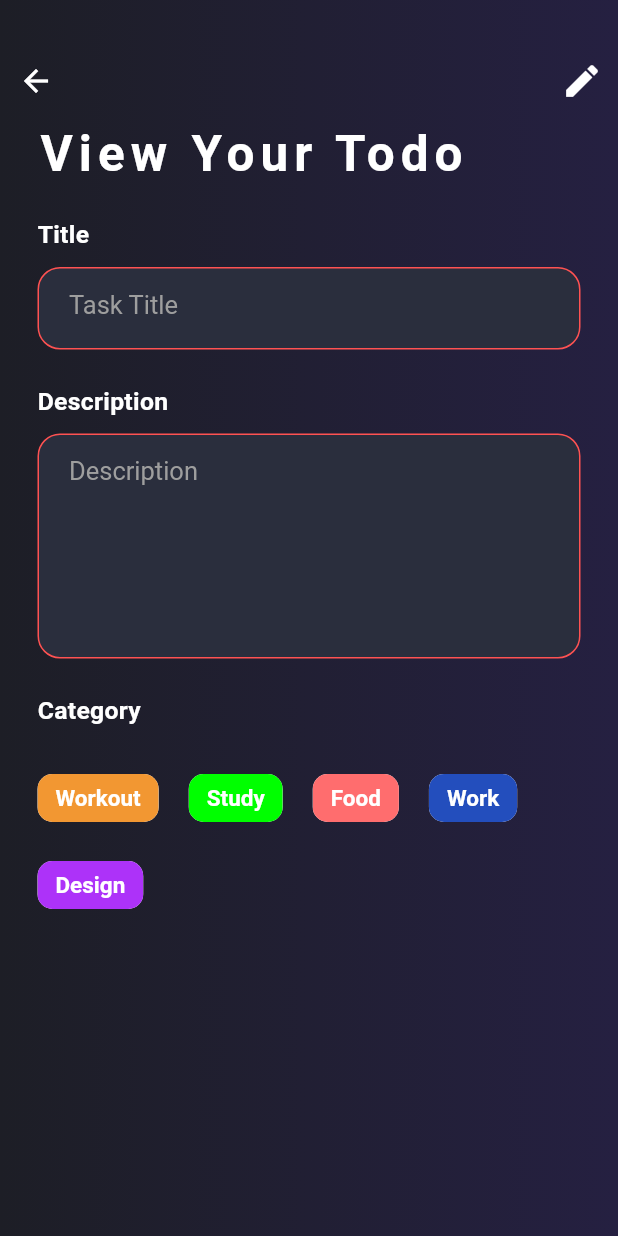
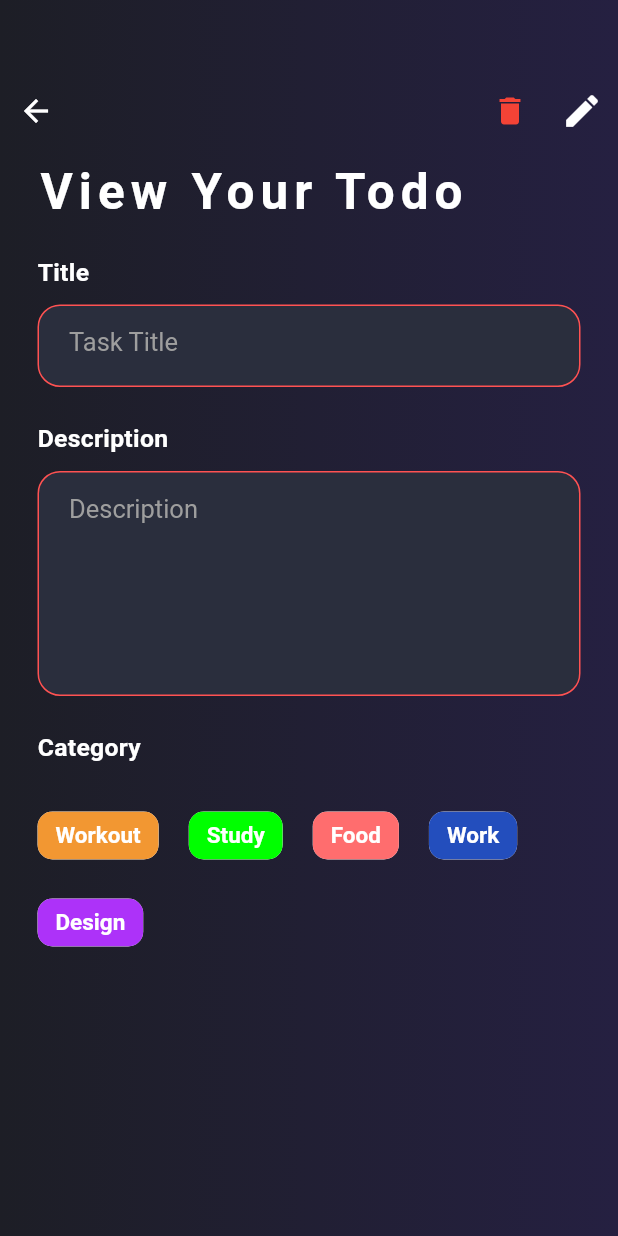
Before and after one commit to CPAD4Y2023/CPAD4Y2023Team08, a Flutter app: the ViewData screen opened directly with empty values, on a phone screen of 412 x 824 dp. Run offline on Flutter 3.47's test engine with Material 2 defaults, Android fonts, the light colour scheme and no system bars; our stand-ins replace cloud_firestore, firebase_auth, firebase_core, otp_text_field; accounts and stored records are empty.

Commit message:
added delete todo option

```diff
--- a/Do-it-now/lib/pages/AddTodo.dart
+++ b/Do-it-now/lib/pages/AddTodo.dart
@@ -120,6 +120,7 @@ class _AddTodoPageState extends State<AddTodoPage> {
             "title": _titleController.text,
             "description": _descriptionController.text,
             "category": category,
+            "date": DateTime.now().millisecondsSinceEpoch,
           });
           Navigator.pop(context);
         },
--- a/Do-it-now/lib/pages/ViewData.dart
+++ b/Do-it-now/lib/pages/ViewData.dart
@@ -48,7 +48,7 @@ class _ViewDataState extends State<ViewData> {
             crossAxisAlignment: CrossAxisAlignment.end,
             children: [
               SizedBox(
-                height: 30,
+                height: 50,
               ),
               Row(
                 mainAxisAlignment: MainAxisAlignment.spaceBetween,
@@ -60,6 +60,24 @@ class _ViewDataState extends State<ViewData> {
                     ),
                     onPressed: () {
                       Navigator.pop(context);
+                    },
+                  ),
+                  Row(
+                    mainAxisAlignment: MainAxisAlignment.end,
+                    children: [
+                      IconButton(
+                        icon: Icon(
+                          Icons.delete,
+                          color: Colors.red,
+                        ),
+                        onPressed: () {
+                          FirebaseFirestore.instance
+                              .collection("Todo")
+                              .doc(widget.id)
+                              .delete()
+                              .then((value) {
+                            Navigator.pop(context);
+                          });
                         },
                       ),
                       IconButton(
@@ -76,9 +94,11 @@ class _ViewDataState extends State<ViewData> {
                       ),
                     ],
                   ),
+                ],
+              ),
               Padding(
                 padding:
-                    const EdgeInsets.symmetric(horizontal: 25, vertical: 5),
+                    const EdgeInsets.symmetric(horizontal: 25, vertical: 10),
                 child: Column(
                   crossAxisAlignment: CrossAxisAlignment.start,
                   children: [
@@ -157,6 +177,7 @@ class _ViewDataState extends State<ViewData> {
             "title": _titleController.text,
             "description": _descriptionController.text,
             "category": category,
+            "date": DateTime.now().millisecondsSinceEpoch
           });
           Navigator.pop(context);
         },
```
Also changed, not shown: Do-it-now/lib/pages/HomePage.dart (+6 -1 lines), 1 other file. Lines whose indentation alone changed are shown as unchanged.
